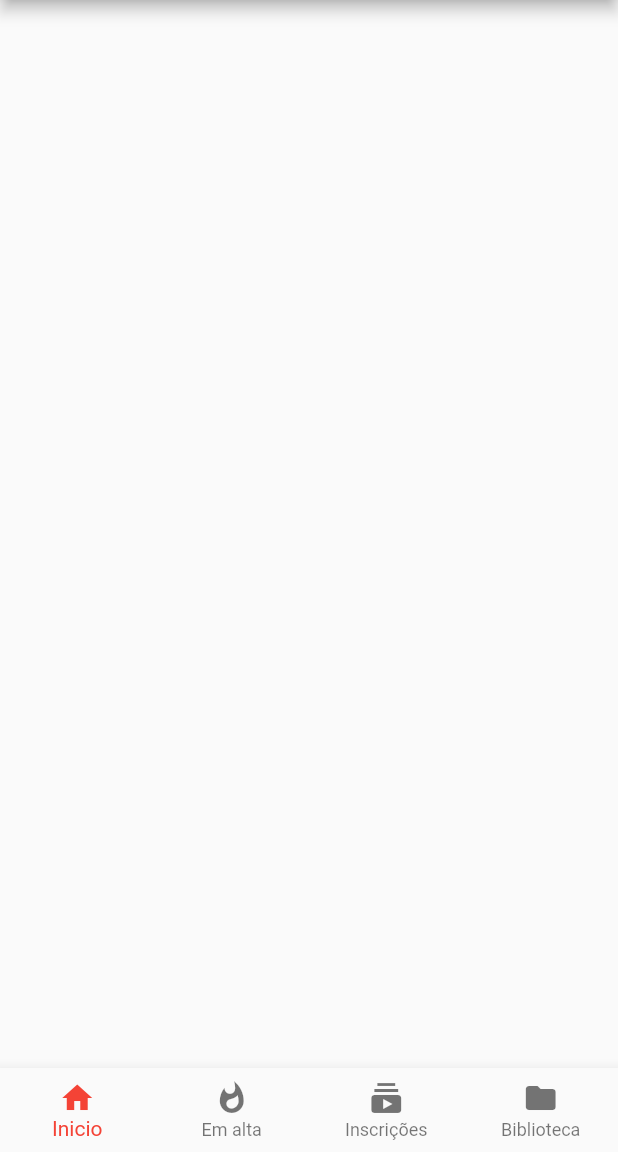
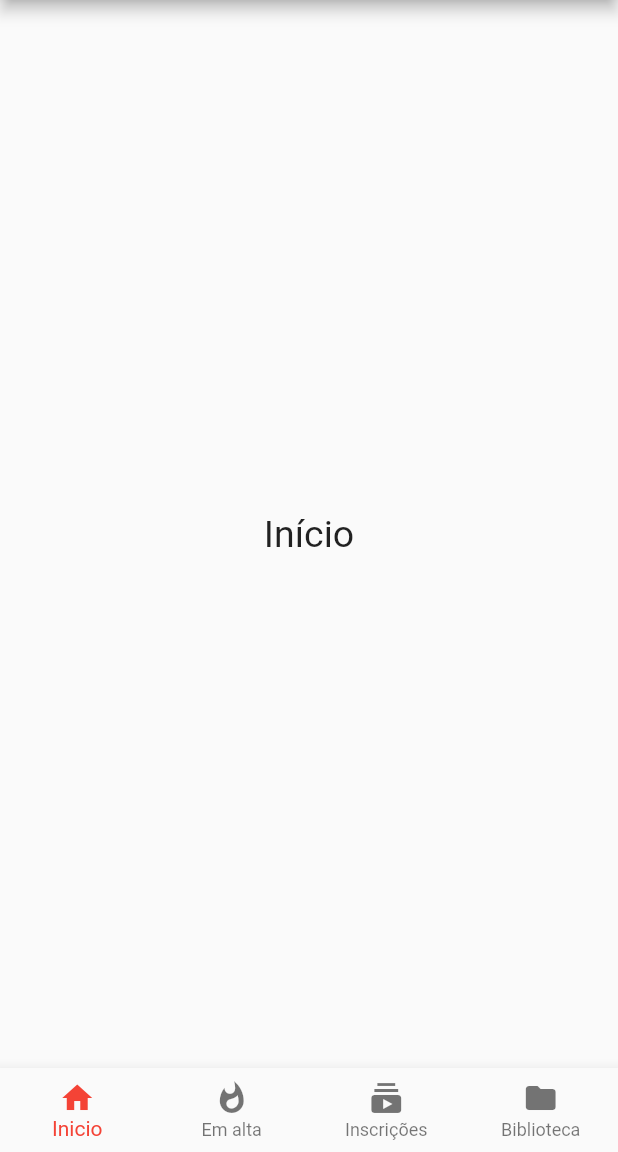
Before and after one commit to talesoliveira/youtubeApi, a Flutter app: the screen it shows after launch, on a phone screen of 412 x 824 dp, the part 84-1236 px from its top. Run offline on Flutter 3.47's test engine with Material 2 defaults, Android fonts, the phone set to English and light mode, and no system bars.

Commit message:
new screens

```diff
--- a/lib/Home.dart
+++ b/lib/Home.dart
@@ -1,4 +1,8 @@
 import 'package:flutter/material.dart';
+import 'package:youtube/screens/Biblioteca.dart';
+import 'package:youtube/screens/EmAlta.dart';
+import 'package:youtube/screens/Inicio.dart';
+import 'package:youtube/screens/Inscricao.dart';
 class Home extends StatefulWidget {
   @override
   _HomeState createState() => _HomeState();
@@ -10,6 +14,14 @@ class _HomeState extends State<Home> {
 
   @override
   Widget build(BuildContext context) {
+
+    List<Widget> telas = [
+     Inicio(),
+     EmAlta(),
+     Inscricao(),
+     Biblioteca()
+    ];
+
     return Scaffold(
       appBar: AppBar(
         iconTheme: IconThemeData(
@@ -45,7 +57,7 @@ class _HomeState extends State<Home> {
         ],
 
       ),
-      body: Container(),
+      body: telas [_indiceAtual],
       bottomNavigationBar: BottomNavigationBar(
         currentIndex: _indiceAtual,
         onTap:(indice){
--- /dev/null
+++ b/lib/screens/Inicio.dart
@@ -0,0 +1,20 @@
+import 'package:flutter/material.dart';
+class Inicio extends StatefulWidget {
+  @override
+  _InicioState createState() => _InicioState();
+}
+
+class _InicioState extends State<Inicio> {
+  @override
+  Widget build(BuildContext context) {
+    return Container(
+      child: Center(
+        child:Text("Início",
+          style: TextStyle(
+              fontSize: 25
+          ),
+        ),
+      ),
+    );
+  }
+}
```
Also changed, not shown: lib/screens/Biblioteca.dart (added, +20 -0 lines), lib/screens/EmAlta.dart (added, +20 -0 lines), lib/screens/Inscricao.dart (added, +20 -0 lines).
